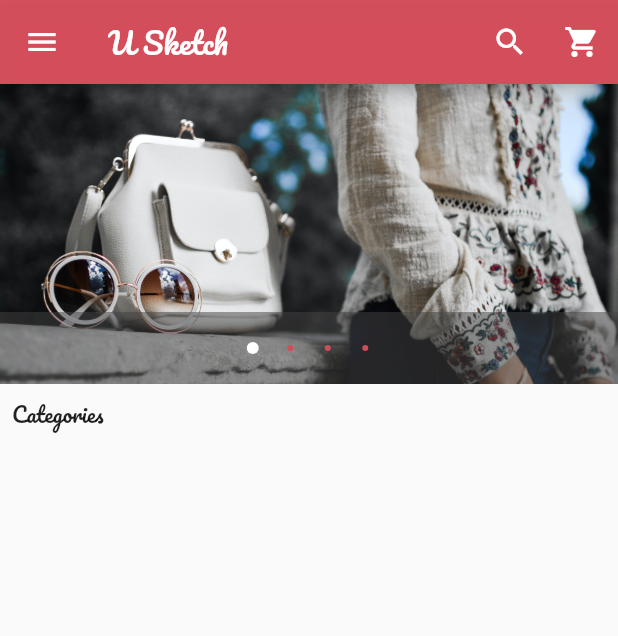
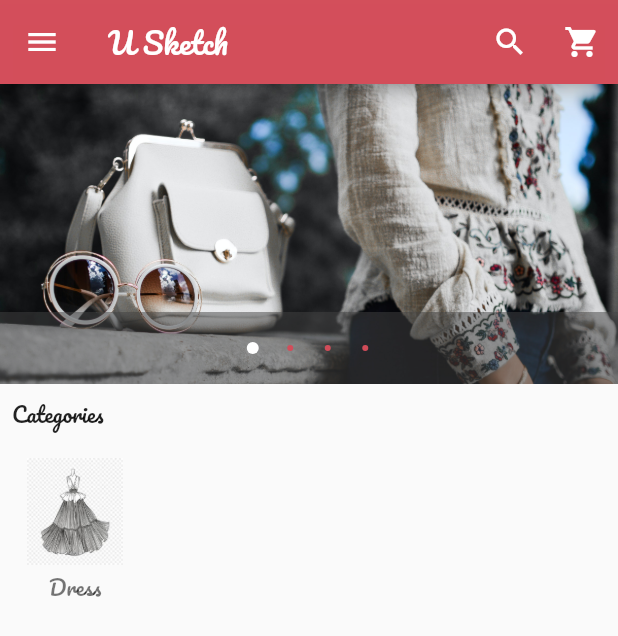
Before and after one commit to yasanthamegasooriya/uSketchFlutter, a Flutter app: the SecondPage screen opened directly, on a phone screen of 412 x 824 dp. Shown: the top 636 px of the screen. Run offline on Flutter 3.47's test engine with Material 2 defaults, Android fonts, the phone set to English and light mode, and no system bars; drawn by our look-alikes of carousel_pro; missing offline and left inert: keyboard_visibility.

Commit message:
add a category and subtitle

```diff
--- /dev/null
+++ b/lib/Componets/horizontal_listView.dart
@@ -0,0 +1,50 @@
+import 'package:flutter/material.dart';
+
+class HorizontalList extends StatelessWidget {
+  @override
+  Widget build(BuildContext context) {
+    return Container(
+      height: 80.0,
+      child: ListView(
+        scrollDirection: Axis.horizontal,
+        children: [
+          Category(
+            image_location: "assets/images/Category/dress1.jpg",
+            image_caption: "Dress",
+          )
+        ],
+      ),
+    );
+  }
+}
+
+class Category extends StatelessWidget {
+  final String image_location;
+  final String image_caption;
+
+  const Category({Key key, this.image_location, this.image_caption});
+
+  @override
+  Widget build(BuildContext context) {
+    return Container(
+      width: 100.0,
+      child: Padding(
+        padding: EdgeInsets.all(2.0),
+        child: InkWell(
+          onTap: () {},
+          child: ListTile(
+            title: Image.asset(
+              image_location,
+              width: 100.0,
+              height: 80.0,
+            ),
+            subtitle: Container(
+              alignment: Alignment.topCenter,
+              child: Text(image_caption),
+            ),
+          ),
+        ),
+      ),
+    );
+  }
+}
--- a/lib/Screen.dart
+++ b/lib/Screen.dart
@@ -1,5 +1,7 @@
 import 'package:flutter/material.dart';
 import 'package:carousel_pro/carousel_pro.dart';
+
+import 'package:flutterloginui/Componets/horizontal_listView.dart';
 
 class SecondPage extends StatefulWidget {
   @override
@@ -52,7 +54,8 @@ class _SecondPageState extends State<SecondPage> {
           Padding(
             padding: const EdgeInsets.all(8.0),
             child: Text("Categories"),
-          )
+          ),
+          HorizontalList(),
         ],
       ),
       drawer: Drawer(
--- a/pubspec.yaml
+++ b/pubspec.yaml
@@ -47,6 +47,7 @@ flutter:
 
   assets:
     - assets/images/
+    - assets/images/Category/
 
   fonts:
     - family: Pacifico
```
Also changed, not shown: assets/images/Category/dress1.jpg (added), assets/images/Category/dress10.png (added), assets/images/Category/dress2.jpg (added), assets/images/Category/dress3.jpg (added), assets/images/Category/dress4.jpg (added), assets/images/Category/dress5.jpg (added), assets/images/Category/dress6.jpg (added), assets/images/Category/dress7.jpg (added), assets/images/Category/dress8.png (added), assets/images/Category/dress9.png (added).
